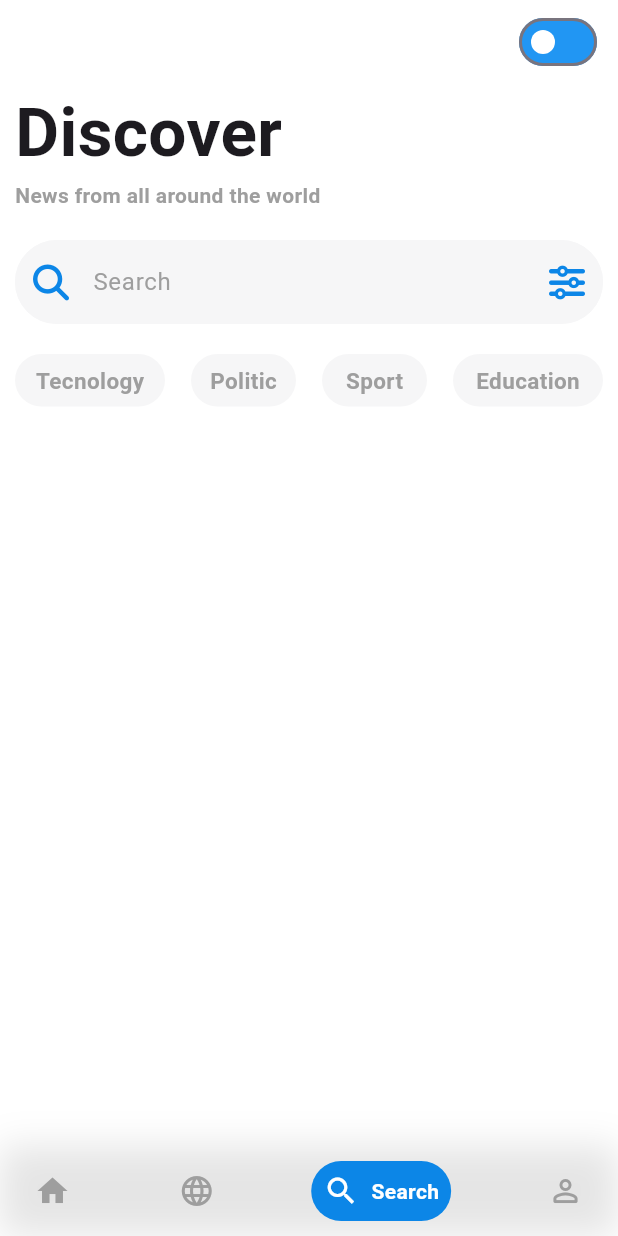
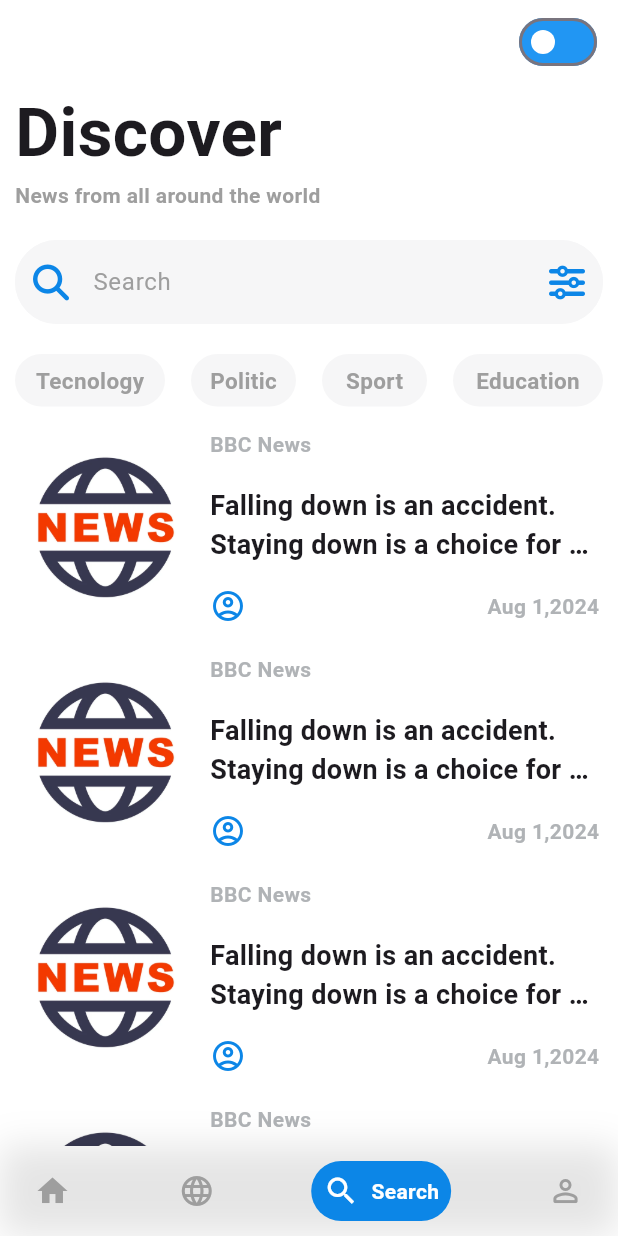
Before and after one commit to mohamed-elsankary/News_app, a Flutter app: the screen it shows after launch, item 3 of the bottom bar chosen, on a phone screen of 412 x 824 dp. Run offline on Flutter 3.47's test engine with Material 3 defaults, Android fonts, the light colour scheme and no system bars; drawn by our look-alikes of google_nav_bar; our stand-ins replace bloc, flutter_bloc, font_awesome_flutter, go_router, shared_preferences.

Commit message:
search widget Ui done

```diff
--- a/lib/features/home/presentation/tabs/search_tebs.dart
+++ b/lib/features/home/presentation/tabs/search_tebs.dart
@@ -8,27 +8,33 @@ class SearchTebs extends StatelessWidget {
 
   @override
   Widget build(BuildContext context) {
-    return const Padding(
-      padding: EdgeInsets.symmetric(horizontal: 10),
+    return Padding(
+      padding: const EdgeInsets.symmetric(horizontal: 10),
       child: Column(
         crossAxisAlignment: CrossAxisAlignment.start,
         children: [
-          Text(
+          const Text(
             'Discover',
-            style: TextStyle(fontSize: 45, fontWeight: FontWeight.bold),
+            style: TextStyle(
+              fontSize: 45,
+              fontWeight: FontWeight.bold,
+            ),
           ),
-          Text(
+          const Text(
             'News from all around the world ',
-            style: TextStyle(color: Colors.grey, fontWeight: FontWeight.bold),
+            style: TextStyle(
+              color: Colors.grey,
+              fontWeight: FontWeight.bold,
+            ),
           ),
-          SizedBox(
+          const SizedBox(
             height: 20,
           ),
-          TextSearchFiled(),
-          SizedBox(
+          const TextSearchFiled(),
+          const SizedBox(
             height: 20,
           ),
-          Row(
+          const Row(
             mainAxisAlignment: MainAxisAlignment.spaceBetween,
             children: [
               CotegoryItems(
@@ -49,10 +55,21 @@ class SearchTebs extends StatelessWidget {
               ),
             ],
           ),
-          SizedBox(
+          const SizedBox(
             height: 15,
           ),
-          CardNews(),
+          Expanded(
+            child: ListView.builder(
+              scrollDirection: Axis.vertical,
+              itemCount: 10,
+              itemBuilder: (context, index) {
+                return const Padding(
+                  padding: EdgeInsets.only(bottom: 20),
+                  child: CardNews(),
+                );
+              },
+            ),
+          ),
         ],
       ),
     );
--- /dev/null
+++ b/lib/features/home/presentation/tabs/widgets/account_and_date.dart
@@ -0,0 +1,30 @@
+import 'package:flutter/material.dart';
+import 'package:news_app/constant.dart';
+
+class AccountAndDate extends StatelessWidget {
+  const AccountAndDate({super.key});
+
+  @override
+  Widget build(BuildContext context) {
+    final theme = Theme.of(context);
+    return SizedBox(
+      width: MediaQuery.of(context).size.width * .63,
+      child: Row(
+        mainAxisAlignment: MainAxisAlignment.spaceBetween,
+        children: [
+          Icon(
+            Icons.account_circle_outlined,
+            color: theme.primaryColor,
+          ),
+          const Text(
+            'Aug 1,2024',
+            style: TextStyle(
+              fontWeight: FontWeight.bold,
+              color: AppThemeColor.grey,
+            ),
+          ),
+        ],
+      ),
+    );
+  }
+}
--- a/lib/features/home/presentation/tabs/widgets/card_news.dart
+++ b/lib/features/home/presentation/tabs/widgets/card_news.dart
@@ -1,14 +1,55 @@
-import 'dart:math';
-
 import 'package:flutter/material.dart';
+import 'package:news_app/constant.dart';
+import 'package:news_app/features/home/presentation/tabs/widgets/account_and_date.dart';
 
 class CardNews extends StatelessWidget {
   const CardNews({super.key});
 
   @override
   Widget build(BuildContext context) {
-    final theme = Theme.of(context);
-
-    return const Row();
+    return SizedBox(
+      height: 130,
+      child: Row(
+        children: [
+          Container(
+            height: 120,
+            width: 120,
+            decoration: BoxDecoration(
+              borderRadius: BorderRadius.circular(30),
+              image: const DecorationImage(
+                image: AssetImage('assets/images/logo.jpg'),
+              ),
+            ),
+          ),
+          const SizedBox(
+            width: 10,
+          ),
+          Column(
+            crossAxisAlignment: CrossAxisAlignment.start,
+            mainAxisAlignment: MainAxisAlignment.spaceBetween,
+            children: [
+              const Text(
+                'BBC News',
+                style: TextStyle(
+                  fontWeight: FontWeight.bold,
+                  color: AppThemeColor.grey,
+                ),
+              ),
+              SizedBox(
+                height: 50,
+                width: MediaQuery.of(context).size.width * .63,
+                child: const Text(
+                  'Falling down is an accident. Staying down is a choice for you',
+                  style: TextStyle(fontWeight: FontWeight.bold, fontSize: 18),
+                  maxLines: 2,
+                  overflow: TextOverflow.ellipsis,
+                ),
+              ),
+              const AccountAndDate(),
+            ],
+          ),
+        ],
+      ),
+    );
   }
 }
```
